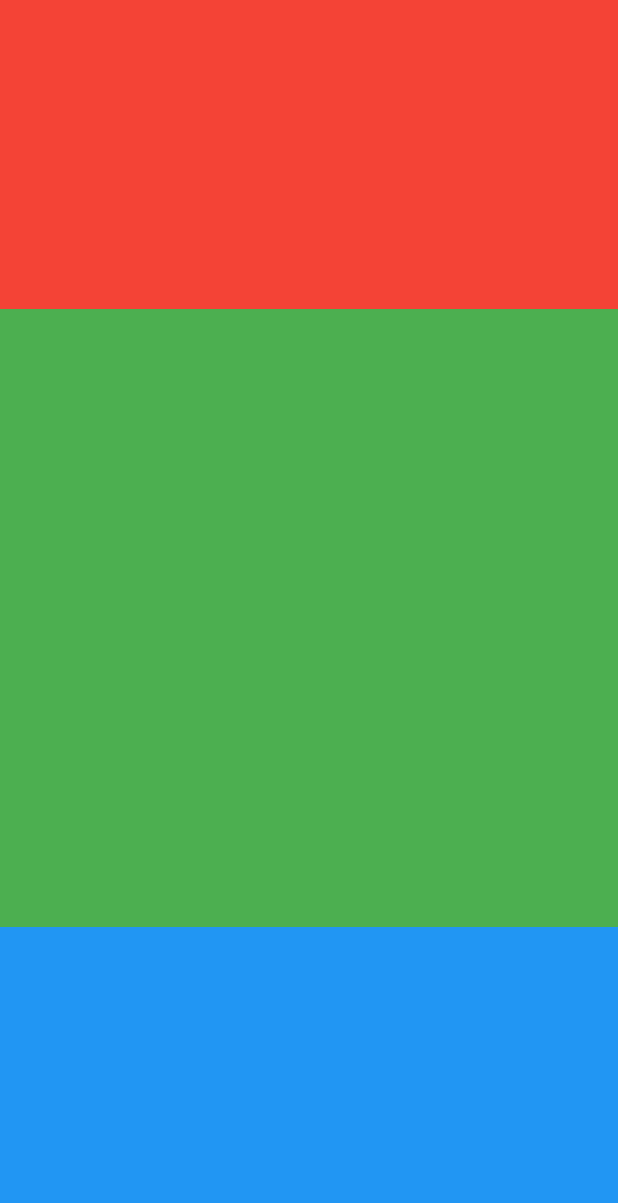
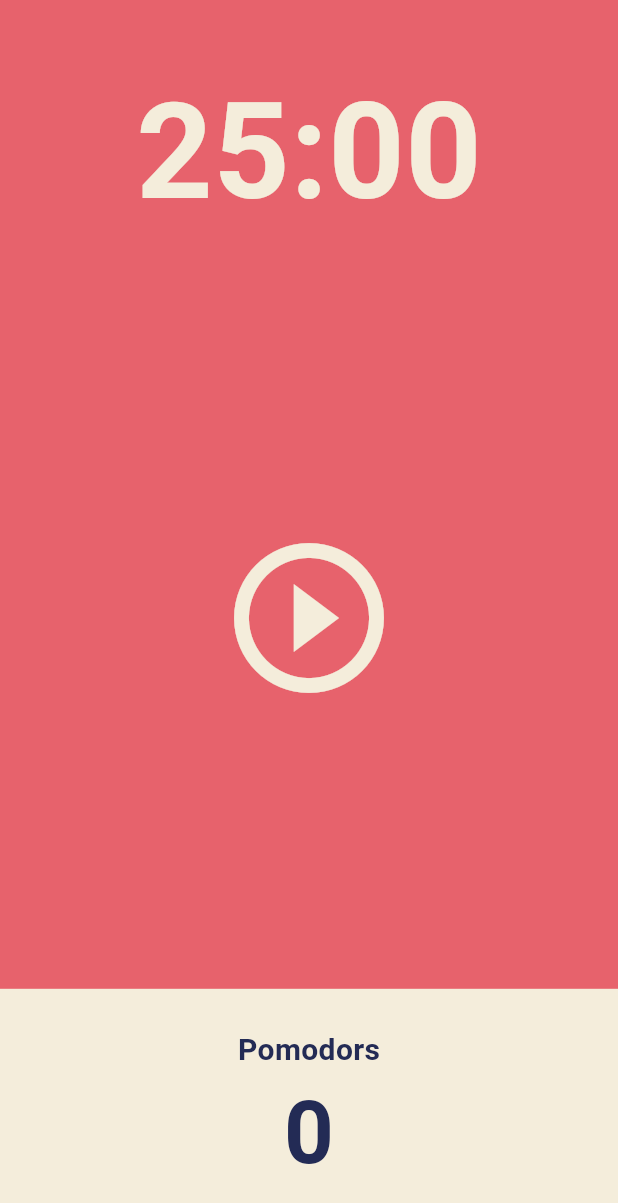
Before and after one commit to korysanan/pomodoro_app_clone, a Flutter app: the screen it shows after launch, on a phone screen of 412 x 824 dp. Shown: the top 1203 px of the screen. Run offline on Flutter 3.47's test engine with Material 3 defaults, Android fonts, the phone set to English and light mode, and no system bars.

Commit message:
ui부분 완성

```diff
--- a/lib/screens/home_screen.dart
+++ b/lib/screens/home_screen.dart
@@ -11,30 +11,65 @@
   @override
   Widget build(BuildContext context) {
     return Scaffold(
+      backgroundColor: Theme.of(context).colorScheme.background,
       body: Column(
         children: [
           Flexible(
             flex: 1,
             child: Container(
-              decoration: BoxDecoration(
-                color: Colors.red,
+              alignment: Alignment.bottomCenter,
+              child: Text(
+                '25:00',
+                style: TextStyle(
+                  color: Theme.of(context).cardColor,
+                  fontSize: 89,
+                  fontWeight: FontWeight.w600,
+                ),
               ),
             ),
           ),
           Flexible(
-            flex: 2,
-            child: Container(
-              decoration: BoxDecoration(
-                color: Colors.green,
+            flex: 3,
+            child: Center(
+              child: IconButton(
+                iconSize: 120,
+                color: Theme.of(context).cardColor,
+                onPressed: () {},
+                icon: const Icon(Icons.play_circle_outline),
               ),
             ),
           ),
           Flexible(
             flex: 1,
-            child: Container(
-              decoration: BoxDecoration(
-                color: Colors.blue,
-              ),
+            child: Row(
+              children: [
+                Expanded(
+                  child: Container(
+                    decoration: BoxDecoration(color: Theme.of(context).cardColor),
+                    child: Column(
+                      mainAxisAlignment: MainAxisAlignment.center,
+                      children: [
+                        Text(
+                          'Pomodors',
+                          style: TextStyle(
+                            fontSize: 20,
+                            fontWeight: FontWeight.w600,
+                            color: Theme.of(context).textTheme.displayLarge!.color,
+                          ),
+                        ),
+                        Text(
+                          '0',
+                          style: TextStyle(
+                            fontSize: 58,
+                            fontWeight: FontWeight.w600,
+                            color: Theme.of(context).textTheme.displayLarge!.color,
+                          ),
+                        ),
+                      ]
+                    ),
+                  ),
+                ),
+              ],
             ),
           ),
         ],
```
